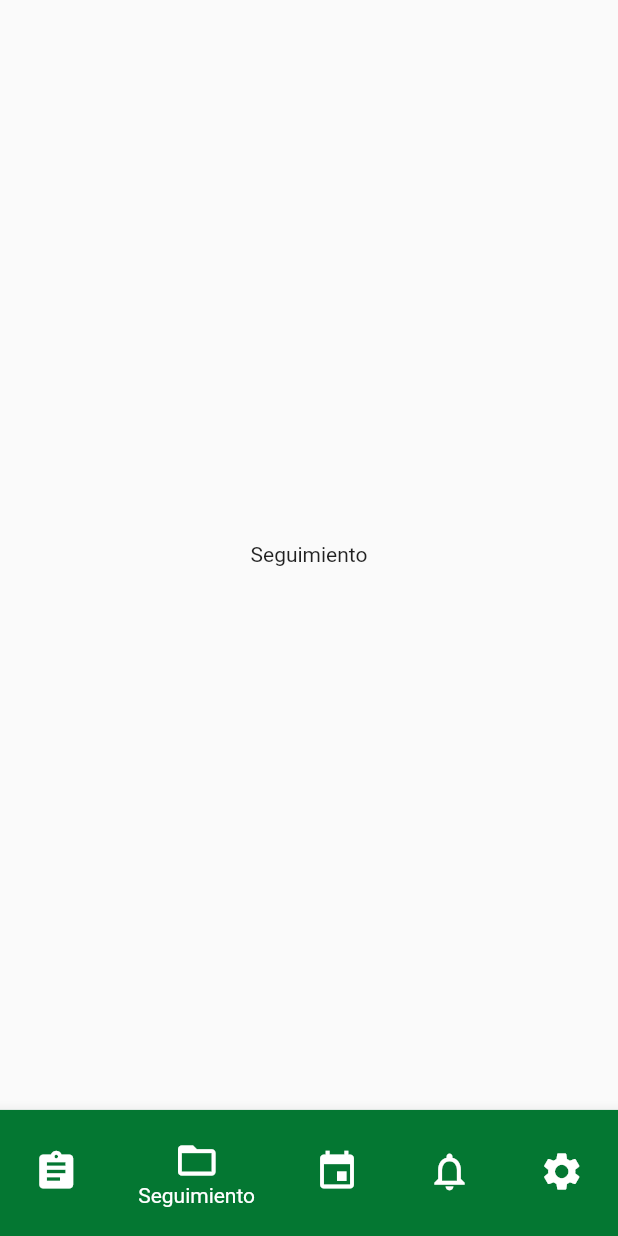
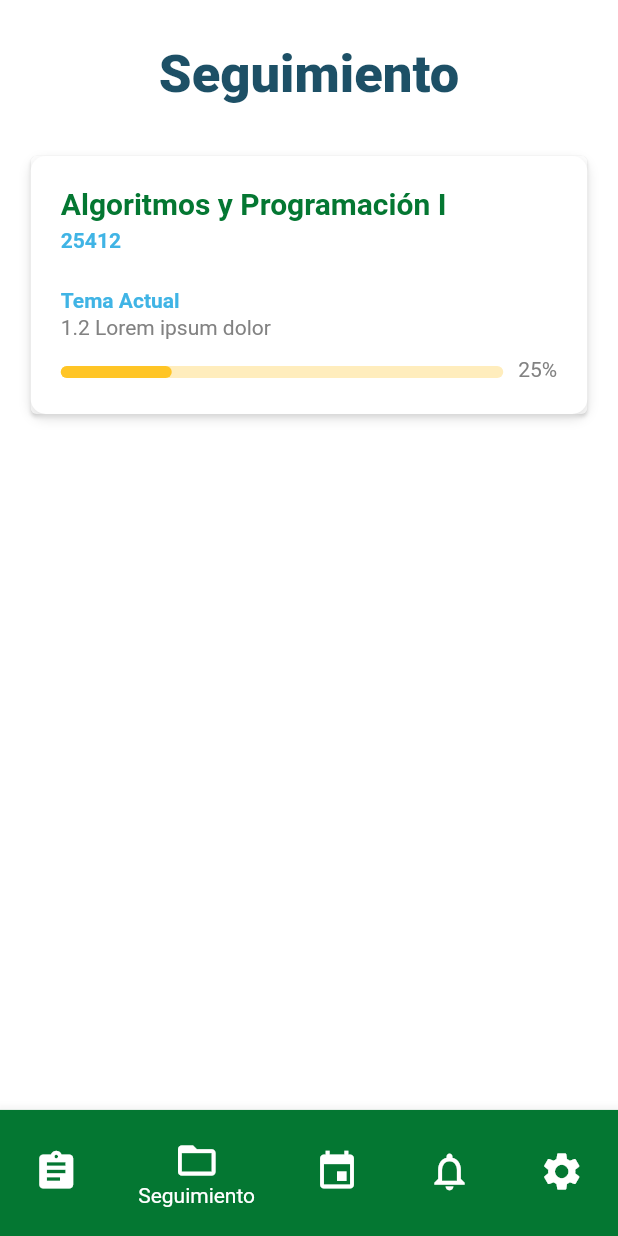
Before and after one commit to 3METS/UCABdemicsMobile, a Flutter app: the Navigation screen opened directly, item 2 of the bottom bar chosen, on a phone screen of 412 x 824 dp. Run offline on Flutter 3.47's test engine with Material 2 defaults, Android fonts, the phone set to English and light mode, and no system bars; Roboto replaces fonts that are missing (Poppins).

```diff
--- a/ucabdemicsmobile/lib/Views/Settings/setting_page.dart
+++ b/ucabdemicsmobile/lib/Views/Settings/setting_page.dart
@@ -1,6 +1,7 @@
 import 'package:flutter/material.dart';
 
-import 'package:ucabdemicsmobile/Views/Login/login_page.dart';
+import '../../sources/Components/navigation_bar.dart';
+
 
 class SettingPage extends StatelessWidget {
   @override
@@ -55,7 +56,7 @@ class SettingPage extends StatelessWidget {
             onTap: () {
 
               final route = MaterialPageRoute(
-                builder: ( context ) => LoginPage()
+                builder: ( context ) => Navigation()
               );
               Navigator.push(context, route);
 
--- /dev/null
+++ b/ucabdemicsmobile/lib/Views/Tracing/tracing.dart
@@ -0,0 +1,33 @@
+import 'package:flutter/material.dart';
+import 'package:ucabdemicsmobile/sources/Components/main_appbar.dart';
+import 'package:ucabdemicsmobile/sources/Components/tracing_card.dart';
+
+import '../../sources/Constants/constats.dart';
+
+class Tracing extends StatelessWidget {
+
+  @override
+  Widget build(BuildContext context) {
+    return Scaffold(
+      appBar: MainAppBar(
+        title: "Seguimiento",
+        titleColor: myBlue[4],
+        backgroundColor: Colors.white,
+      ),
+      body: Container(
+        color: Colors.white,
+        height: double.infinity,
+        width: double.infinity,
+        child: Column(
+
+          children: <Widget>[
+            TracingCard(
+              nrc: "12345",
+            )
+          ],
+        ),
+      ),
+    );
+  }
+
+}
--- a/ucabdemicsmobile/lib/main.dart
+++ b/ucabdemicsmobile/lib/main.dart
@@ -1,6 +1,7 @@
 import 'package:flutter/material.dart';
 
-import 'package:ucabdemicsmobile/Views/Login/login_page.dart';
+import 'Views/MainMenu/main_menu_page.dart';
+import 'sources/Components/navigation_bar.dart';
 import 'sources/Components/navigation_bar.dart';
 
 void main() => runApp(MyApp());
@@ -11,7 +12,7 @@ class MyApp extends StatelessWidget {
     return MaterialApp(
       title: 'UCABdemics Test',
       debugShowCheckedModeBanner: false,
-      home: LoginPage()
+      home: Navigation()
     );
   }
 }
--- /dev/null
+++ b/ucabdemicsmobile/lib/sources/Components/main_appbar.dart
@@ -0,0 +1,36 @@
+import 'package:flutter/material.dart';
+
+// ignore: must_be_immutable
+class MainAppBar extends StatelessWidget implements PreferredSizeWidget {
+
+  double _preferredHeight = 100.0;
+  String title;
+  Color titleColor, backgroundColor;
+  double height;
+
+  MainAppBar({this.title, this.titleColor, this.backgroundColor})
+      : assert(title != null),
+        assert(titleColor != null),
+        assert(backgroundColor != null);
+
+  @override
+  Widget build(BuildContext context) {
+    return SafeArea(
+      child: Container(
+      height: _preferredHeight,
+      alignment: Alignment.center,
+      color: backgroundColor,
+      child:
+          Text(
+            title,
+            style: TextStyle(
+              color: titleColor, fontSize: 35.0, fontWeight: FontWeight.w900),
+            textAlign: TextAlign.center,
+          ),
+      ),
+    );
+  }
+
+  @override
+  Size get preferredSize => Size.fromHeight(_preferredHeight);
+}
--- a/ucabdemicsmobile/lib/sources/Components/navigation_bar.dart
+++ b/ucabdemicsmobile/lib/sources/Components/navigation_bar.dart
@@ -1,4 +1,5 @@
 import 'package:flutter/material.dart';
+import 'package:ucabdemicsmobile/Views/Tracing/tracing.dart';
 import '../../Views/Solicitude/solicitude_page.dart';
 import '../Constants/constats.dart';
 import '../../Views/class_plan/class_plan.dart';
@@ -16,7 +17,7 @@ class _NavigationState extends State<Navigation> {
 
   final tabs = [
     Mainmenupage(),
-    Center(child: Text('Seguimiento')),
+    Tracing(),
     Center(child: Text('Horario')),
     SolicitudePage(),
     SettingPage()
--- /dev/null
+++ b/ucabdemicsmobile/lib/sources/Components/tracing_card.dart
@@ -0,0 +1,188 @@
+import 'package:flutter/material.dart';
+import '../../Views/Solicitude/solicitude_page.dart';
+import '../Constants/constats.dart';
+import '../../Views/class_plan/class_plan.dart';
+import '../../Views/MainMenu/main_menu_page.dart';
+import '../../Views/Settings/setting_page.dart';
+
+class TracingCard extends StatelessWidget{
+  String nrc;
+  TracingCard({this.nrc}) : assert(nrc != null);
+
+  @override
+  Widget build(BuildContext context) {
+
+    return Container(
+
+      child: Card(
+        child: Column(
+          mainAxisSize: MainAxisSize.min,
+          children: <Widget>[
+            // Adobe XD layer: 'TracingCard' (group)
+            Stack(
+              children: <Widget>[
+                  // Adobe XD layer: 'Card' (shape)
+                  Container(
+                  width: 371.0,
+                  height: 172.0,
+                  decoration: BoxDecoration(
+                    borderRadius: BorderRadius.circular(10.0),
+                    color: const Color(0xffffffff),
+                    boxShadow: [
+                      BoxShadow(
+                        color: const Color(0xffe1e1e1),
+                        offset: Offset(0, 3),
+                        blurRadius: 6,
+                      ),
+                    ],
+                  ),
+                ),
+                // Adobe XD layer: 'OptionsButton' (group)
+                Stack(
+                  children: <Widget>[
+                    /*Transform.translate(
+                      offset: Offset(347.0, 42.0),
+                      child:
+                      // Adobe XD layer: 'OptionsIcon' (shape)
+                      *//*SvgPicture.string(
+                        '<svg viewBox="347.0 42.0 4.0 16.0" ><path transform="translate(337.0, 38.0)" d="M 12 16 C 13.10000038146973 16 14 16.89999961853027 14 18 C 14 19.10000038146973 13.10000038146973 20 12 20 C 10.89999961853027 20 10 19.10000038146973 10 18 C 10 16.89999961853027 10.89999961853027 16 12 16 Z M 12 14 C 10.89999961853027 14 10 13.10000038146973 10 12 C 10 10.89999961853027 10.89999961853027 10 12 10 C 13.10000038146973 10 14 10.89999961853027 14 12 C 14 13.10000038146973 13.10000038146973 14 12 14 Z M 12 8 C 10.89999961853027 8 10 7.100000381469727 10 6 C 10 4.899999618530273 10.89999961853027 4 12 4 C 13.10000038146973 4 14 4.899999618530273 14 6 C 14 7.100000381469727 13.10000038146973 8 12 8 Z" fill="#828282" stroke="none" stroke-width="1" stroke-miterlimit="4" stroke-linecap="butt" /></svg>',
+                        allowDrawingOutsideViewBox: true,
+                      ),*//*
+                    ),*/
+                    Transform.translate(
+                      offset: Offset(339.0, 40.0),
+                      child:
+                      // Adobe XD layer: 'OptionsButton' (shape)
+                      Container(
+                        width: 20.0,
+                        height: 20.0,
+                        decoration: BoxDecoration(
+                          borderRadius: BorderRadius.all(Radius.elliptical(10.0, 10.0)),
+                        ),
+                      ),
+                    ),
+                  ],
+                ),
+                // Adobe XD layer: 'CurrentContent' (group)
+                Stack(
+                  children: <Widget>[
+                    Transform.translate(
+                      offset: Offset(20.0, 106.0),
+                      child:
+                      // Adobe XD layer: 'CurrentContent' (text)
+                      Text(
+                        '1.2 Lorem ipsum dolor',
+                        style: TextStyle(
+                          fontFamily: 'Poppins',
+                          fontSize: 14,
+                          color: const Color(0xff828282),
+                        ),
+                        textAlign: TextAlign.left,
+                      ),
+                    ),
+                    Transform.translate(
+                      offset: Offset(20.0, 88.0),
+                      child:
+                      // Adobe XD layer: 'TemaActual' (text)
+                      Text(
+                        'Tema Actual',
+                        style: TextStyle(
+                          fontFamily: 'Poppins',
+                          fontSize: 14,
+                          color: const Color(0xff40b4e5),
+                          fontWeight: FontWeight.w700,
+                        ),
+                        textAlign: TextAlign.left,
+                      ),
+                    ),
+                  ],
+                ),
+                // Adobe XD layer: 'ProgressBar' (group)
+                Stack(
+                  children: <Widget>[
+                    Transform.translate(
+                      offset: Offset(20.0, 140.0),
+                      child:
+                      // Adobe XD layer: 'BarBackground' (shape)
+                      Container(
+                        width: 295.0,
+                        height: 8.0,
+                        decoration: BoxDecoration(
+                          borderRadius: BorderRadius.circular(100.0),
+                          color: const Color(0xffffedbd),
+                        ),
+                      ),
+                    ),
+                    Transform.translate(
+                      offset: Offset(325.0, 134.0),
+                      child:
+                      // Adobe XD layer: 'PercentageProgress' (text)
+                      Text(
+                        '25%',
+                        style: TextStyle(
+                          fontFamily: 'Poppins',
+                          fontSize: 14,
+                          color: const Color(0xff828282),
+                        ),
+                        textAlign: TextAlign.left,
+                      ),
+                    ),
+                    Transform.translate(
+                      offset: Offset(20.0, 140.0),
+                      child:
+                      // Adobe XD layer: 'BarFillProgress' (shape)
+                      Container(
+                        width: 74.0,
+                        height: 8.0,
+                        decoration: BoxDecoration(
+                          borderRadius: BorderRadius.circular(100.0),
+                          color: const Color(0xffffc526),
+                        ),
+                      ),
+                    ),
+                  ],
+                ),
+                // Adobe XD layer: 'Subject' (group)
+                Stack(
+                  children: <Widget>[
+                    Transform.translate(
+                      offset: Offset(20.0, 48.0),
+                      child:
+                      // Adobe XD layer: 'NRC' (text)
+                      Text(
+                        '25412',
+                        style: TextStyle(
+                          fontFamily: 'Poppins',
+                          fontSize: 14,
+                          color: const Color(0xff40b4e5),
+                          fontWeight: FontWeight.w700,
+                        ),
+                        textAlign: TextAlign.left,
+                      ),
+                    ),
+                    Transform.translate(
+                      offset: Offset(20.0, 20.0),
+                      child:
+                      // Adobe XD layer: 'SubjectName' (text)
+                      Text(
+                        'Algoritmos y Programación I',
+                        style: TextStyle(
+                          fontFamily: 'Poppins',
+                          fontSize: 20,
+                          color: const Color(0xff047732),
+                          fontWeight: FontWeight.w700,
+                        ),
+                        textAlign: TextAlign.left,
+                      ),
+                    ),
+                  ],
+                ),
+              ],
+            )
+          ],
+        ),
+      ),
+    );
+  }
+
+}
--- a/ucabdemicsmobile/pubspec.yaml
+++ b/ucabdemicsmobile/pubspec.yaml
@@ -17,11 +17,13 @@ environment:
   sdk: ">=2.1.0 <3.0.0"
 
 dependencies:
+  adobe_xd:
   flutter:
     sdk: flutter
 
   http: ^0.12.0+2
   intl: ^0.15.8
+  flutter_animation_progress_bar: ^1.0.0
 
   # The following adds the Cupertino Icons font to your application.
   # Use with the CupertinoIcons class for iOS style icons.
```
Also changed, not shown: ucabdemicsmobile/lib/Views/Login/login_page.dart (deleted, +0 -200 lines), ucabdemicsmobile/pubspec.lock.
